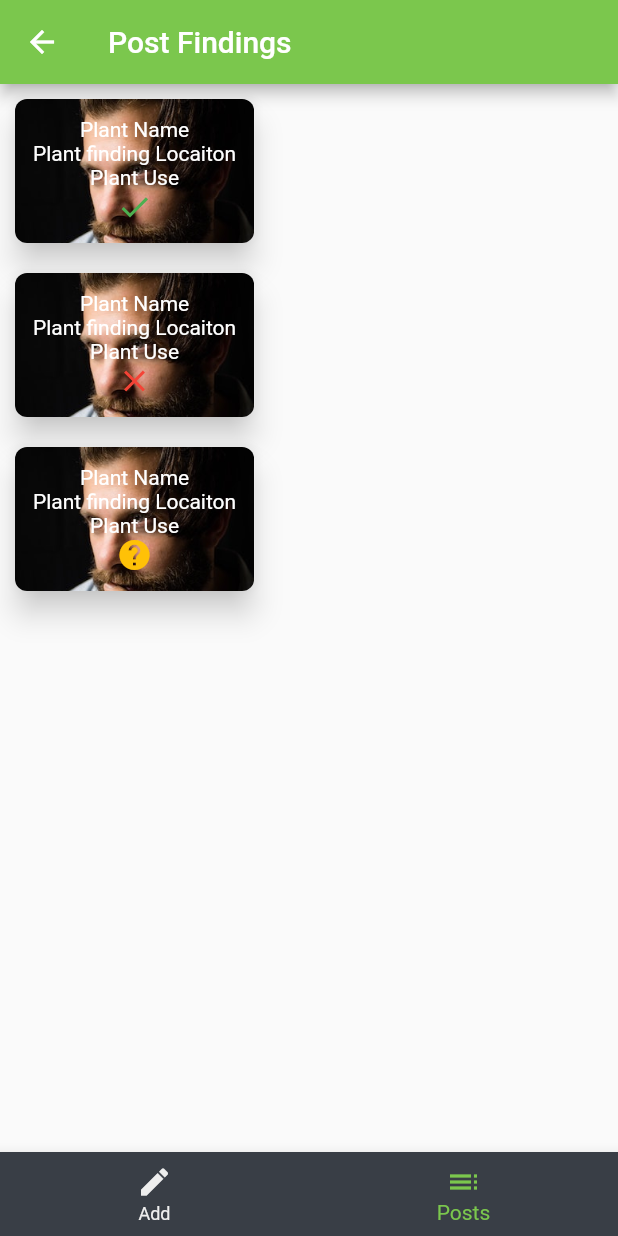
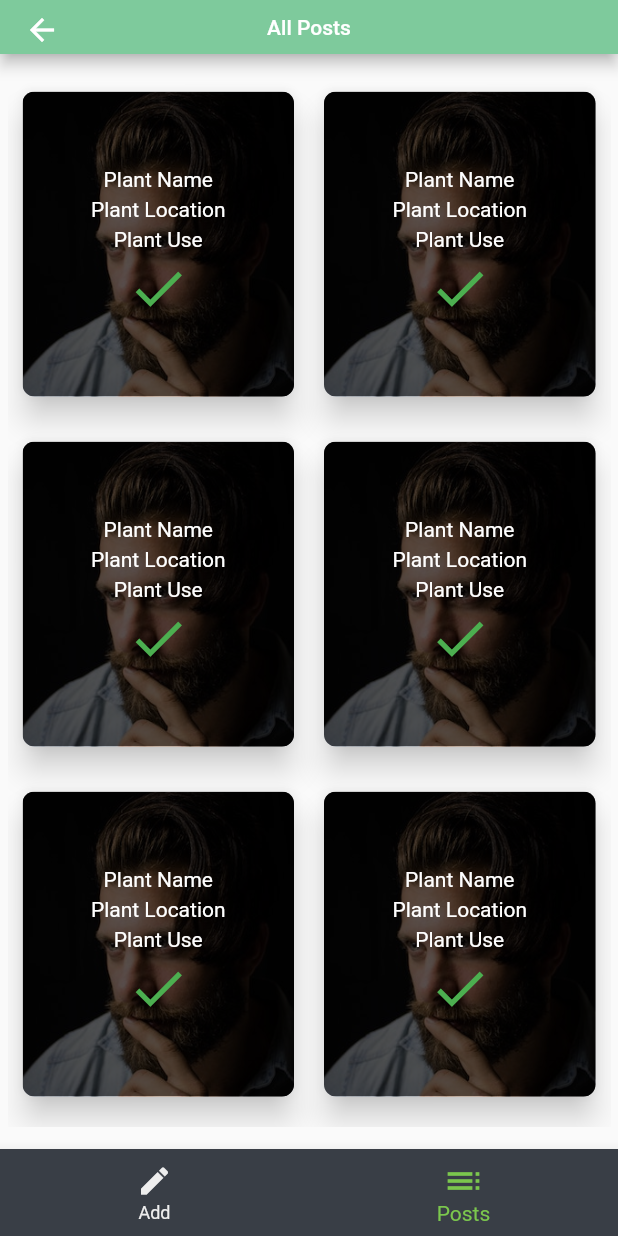
Before and after one commit to simreteabmekbib/flutter_app, a Flutter app: the Post screen opened directly, item 2 of the bottom bar chosen, on a phone screen of 412 x 824 dp. Run offline on Flutter 3.47's test engine with Material 2 defaults, Android fonts, the phone set to English and light mode, and no system bars; our stand-ins replace google_fonts.

Commit message:
Modify post page style

```diff
--- a/lib/dafaults/add_post.dart
+++ b/lib/dafaults/add_post.dart
@@ -23,8 +23,13 @@ class _AddPostState extends State<AddPost> {
                   crossAxisAlignment: CrossAxisAlignment.start,
                   children: <Widget>[
                     TextFormField(
+
                       decoration: const InputDecoration(
-                    hintText: 'Plant Name',
+                        labelText: 'Plant Name',
+                        labelStyle: TextStyle(
+                          fontSize: 12,
+                        )
+                        // hintText: 'Plant Name',
                       ),
                       validator: (String? value) {
                         if (value == null || value.isEmpty) {
@@ -33,9 +38,14 @@ class _AddPostState extends State<AddPost> {
                         return null;
                       },
                     ),
+                    SizedBox(height: 10,),
                     TextFormField(
                       decoration: const InputDecoration(
-                    hintText: 'Plant Image',
+                        labelText: 'Plant Image',
+                        labelStyle: TextStyle(
+                          fontSize: 12,
+                        )
+                        // hintText: 'Plant Image',
                       ),
                       validator: (String? value) {
                         if (value == null || value.isEmpty) {
@@ -44,9 +54,14 @@ class _AddPostState extends State<AddPost> {
                         return null;
                       },
                     ),
+                    SizedBox(height: 10,),
                     TextFormField(
                       decoration: const InputDecoration(
-                    hintText: 'Finding Location',
+                        labelText: 'Finding Location',
+                        labelStyle: TextStyle(
+                          fontSize: 12,
+                        )
+                        // hintText: 'Finding Location',
                       ),
                       validator: (String? value) {
                         if (value == null || value.isEmpty) {
@@ -55,9 +70,14 @@ class _AddPostState extends State<AddPost> {
                         return null;
                       },
                     ),
+                    SizedBox(height: 10,),
                     TextFormField(
                       decoration: const InputDecoration(
-                    hintText: 'Use',
+                        labelText: 'Plant Use',
+                        labelStyle: TextStyle(
+                          fontSize: 12,
+                        )
+                        // hintText: 'Use',
                       ),
                       validator: (String? value) {
                         if (value == null || value.isEmpty) {
@@ -66,6 +86,7 @@ class _AddPostState extends State<AddPost> {
                         return null;
                       },
                     ),
+                    SizedBox(height: 20,),
                     Padding(
                       padding: const EdgeInsets.symmetric(vertical: 16.0),
                       child: ElevatedButton(
--- a/lib/dafaults/post.dart
+++ b/lib/dafaults/post.dart
@@ -21,16 +21,24 @@ class _PostState extends State<Post> {
   Widget build(BuildContext context) {
     return Scaffold(
       appBar: AppBar(
+        centerTitle: true,
+        toolbarHeight: 36,
         title: Text(
-          'Post Findings',
+          _currentIndex == 0? 'Post Finding': 'All Posts',
+          style: TextStyle(
+            fontSize: 14,
+          ),
         ),
-        backgroundColor: Color(0xff7BC74D),
+        backgroundColor: Color(0xff7ECA9C),
       ),
       body: tabs[_currentIndex],
       bottomNavigationBar: BottomNavigationBar(
         backgroundColor: Color(0Xff393E46),
         fixedColor: Color(0xff7BC74D),
         unselectedItemColor: Colors.grey[200],
+        selectedIconTheme: IconThemeData(
+          size: 28
+        ),
         items: [
           BottomNavigationBarItem(
             icon: Icon(Icons.edit),
--- a/lib/dafaults/view_posts.dart
+++ b/lib/dafaults/view_posts.dart
@@ -11,13 +11,19 @@ class _ViewPostsState extends State<ViewPosts> {
   @override
   Widget build(BuildContext context) {
     return Container(
-      child: Column(
-        children: [
-          postCard(Icons.done),
-          postCard(Icons.close),
-          postCard(Icons.help)
-        ],
+      margin: EdgeInsets.symmetric(horizontal: 5, vertical: 15),
+      child: GridView.builder(
+        itemCount: 10,
+        gridDelegate: SliverGridDelegateWithFixedCrossAxisCount(crossAxisCount: 2, childAspectRatio: 0.9, mainAxisSpacing: 10),
+        itemBuilder: (context, index) => postCard(Icons.done),
       ),
+      // child: Column(
+      //   children: [
+      //     postCard(Icons.done),
+      //     postCard(Icons.close),
+      //     postCard(Icons.help)
+      //   ],
+      // ),
     );
   }
 }
@@ -40,28 +46,38 @@ Widget postCard(icon){
         borderRadius: BorderRadius.circular(8),
       ),
       child: Padding(
-        padding: const EdgeInsets.all(12),
+        padding: const EdgeInsets.all(0),
+        child: Container(
+          decoration: BoxDecoration(
+            color: Color.fromRGBO(0, 0, 0, 0.65),
+          ),
           child: Column(
+            mainAxisAlignment: MainAxisAlignment.center,
             children: [
               Text('Plant Name',
                 style: TextStyle(
                 color: Colors.white
               ),),
-            Text('Plant finding Locaiton',
+              SizedBox(height: 4,),
+              Text('Plant Location',
                 style: TextStyle(
                 color: Colors.white
               ),),
+              SizedBox(height: 4,),
               Text('Plant Use',
               style: TextStyle(
                 color: Colors.white
               ),),
+              SizedBox(height: 4,),
               Icon(
                 icon,
                 color: icon == Icons.close?  Colors.red: icon == Icons.done? Colors.green: Colors.amber,
+                size: 42,
               )
             ],
           ),
         ),
       ),
+    ),
   );
 }
```
Lines whose indentation alone changed are shown as unchanged.
